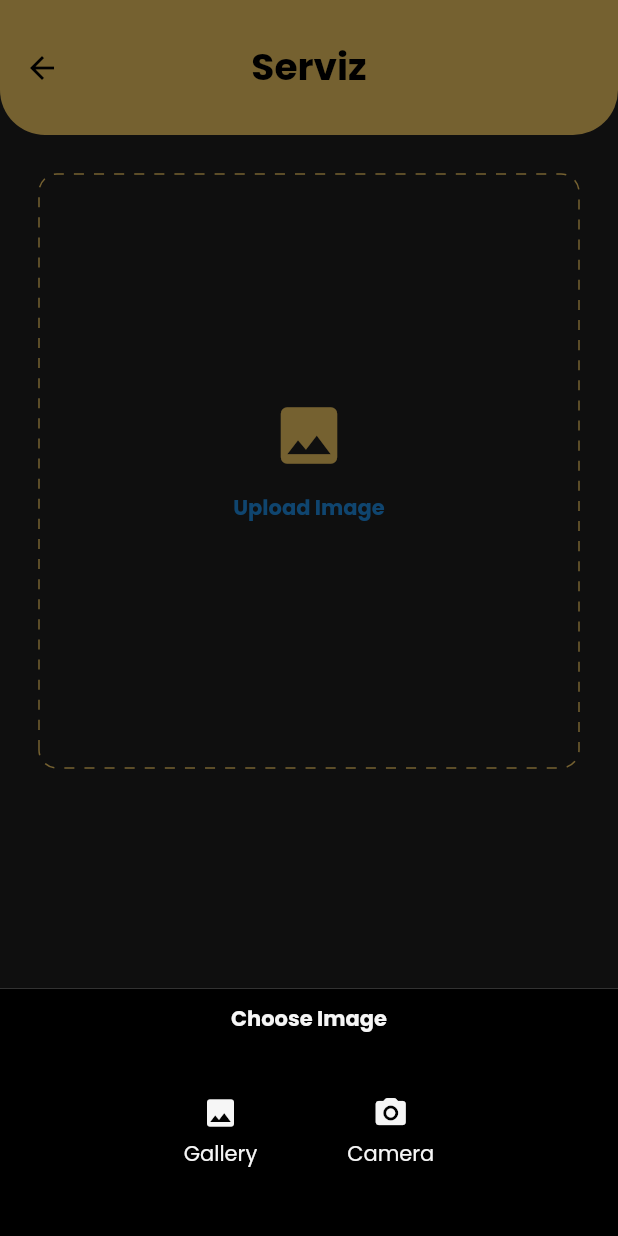
After one commit to jesi318/serviz-old, a Flutter app: the UploadWeekForm screen opened by its route, after a tap on "Upload Image", on a phone screen of 412 x 824 dp. The commit adds this screen. Run offline on Flutter 3.47's test engine with Material 2 defaults, Android fonts, the phone set to English and light mode, and no system bars; drawn by our look-alikes of dotted_border; our stand-ins replace firebase_core, flutter_bounce, get, google_fonts, image_picker, percent_indicator; accounts and stored records are empty.

Commit message:
added upload image widget

```diff
--- /dev/null
+++ b/lib/controllers/imagePicker_controller.dart
@@ -0,0 +1,20 @@
+import 'package:flutter/material.dart';
+import 'package:get/get.dart';
+import 'package:image_picker/image_picker.dart';
+
+class ImagePickerController extends GetxController {
+  var selectedImagePath = ''.obs;
+  var selectedImageSize = ''.obs;
+
+  void getImage(ImageSource imageSource) async {
+    final pickedFile = await ImagePicker().pickImage(source: imageSource);
+    if (pickedFile != null) {
+      selectedImagePath.value = pickedFile.path;
+    } else {
+      Get.snackbar("Error", "No image selected",
+          snackPosition: SnackPosition.BOTTOM,
+          backgroundColor: Colors.black,
+          colorText: Colors.white);
+    }
+  }
+}
--- a/lib/routes.dart
+++ b/lib/routes.dart
@@ -3,6 +3,7 @@ import 'package:serviz/screens/create_group.dart';
 import 'package:serviz/screens/join_group_form.dart';
 import 'package:serviz/screens/create_join_group.dart';
 import 'package:serviz/screens/homepg.dart';
+import 'package:serviz/screens/week_form.dart';
 import 'package:serviz/screens/welcome_screen.dart';
 
 appRoutes() => [
@@ -16,7 +17,8 @@ appRoutes() => [
       ),
       GetPage(name: '/home', page: () => HomePage()),
       GetPage(name: '/joingroupform', page: () => JoinGroupForm()),
-      GetPage(name: '/creategroupform', page: () => CreateGroupScreen())
+      GetPage(name: '/creategroupform', page: () => CreateGroupScreen()),
+      GetPage(name: '/weekform', page: () => UploadWeekForm())
     ];
 
 class MyMiddelware extends GetMiddleware {
--- /dev/null
+++ b/lib/screens/week_form.dart
@@ -0,0 +1,162 @@
+import 'dart:io';
+
+import 'package:dotted_border/dotted_border.dart';
+import 'package:flutter/material.dart';
+import 'package:flutter/src/foundation/key.dart';
+import 'package:flutter/src/widgets/framework.dart';
+import 'package:get/get.dart';
+import 'package:google_fonts/google_fonts.dart';
+import 'package:image_picker/image_picker.dart';
+import 'package:serviz/controllers/imagePicker_controller.dart';
+import 'package:serviz/utils/colors.dart';
+import 'package:serviz/widgets/appbar.dart';
+
+class UploadWeekForm extends StatelessWidget {
+  UploadWeekForm({Key? key}) : super(key: key);
+
+  File? pickedFile;
+  ImagePicker imagePicker = ImagePicker();
+  ImagePickerController imagePickerController =
+      Get.put(ImagePickerController());
+  @override
+  Widget build(BuildContext context) {
+    return Scaffold(
+        appBar: MyBackAppBar(),
+        backgroundColor: AppColors.black_background,
+        body: Column(
+          crossAxisAlignment: CrossAxisAlignment.center,
+          children: [
+            Row(
+              crossAxisAlignment: CrossAxisAlignment.center,
+              children: [
+                Expanded(
+                  child: Padding(
+                    padding: const EdgeInsets.all(18.0),
+                    child: Obx(
+                      () => ImagePickerController().selectedImagePath.value ==
+                              ''
+                          ? Container(
+                              child: dottedBorder(context),
+                              height: MediaQuery.of(context).size.height * 0.5,
+                              width: MediaQuery.of(context).size.width - 80,
+                              decoration: BoxDecoration(
+                                  color: AppColors.black_background,
+                                  borderRadius: BorderRadius.circular(12)))
+                          : Image.file(File(
+                              ImagePickerController().selectedImagePath.value)),
+                    ),
+                  ),
+                )
+              ],
+            )
+          ],
+        ));
+  }
+
+  Widget dottedBorder(BuildContext context) {
+    return Padding(
+        padding: const EdgeInsets.all(8.0),
+        child: DottedBorder(
+          dashPattern: const [6.7],
+          borderType: BorderType.RRect,
+          color: AppColors.yellow_accent,
+          radius: Radius.circular(12),
+          child: Center(
+            child: Column(
+                mainAxisAlignment: MainAxisAlignment.center,
+                crossAxisAlignment: CrossAxisAlignment.center,
+                children: [
+                  Icon(
+                    Icons.image,
+                    color: AppColors.yellow_accent,
+                    size: 50,
+                  ),
+                  TextButton(
+                      onPressed: () {
+                        showModalBottomSheet(
+                            context: context,
+                            builder: ((context) => bottomSheet(context)));
+                      },
+                      child: Text(
+                        "Upload Image",
+                        style: GoogleFonts.poppins(fontWeight: FontWeight.bold),
+                      ))
+                ]),
+          ),
+        ));
+  }
+
+  Widget bottomSheet(BuildContext context) {
+    Size size = MediaQuery.of(context).size;
+    return Container(
+      color: Colors.black,
+      width: double.infinity,
+      height: size.height * 0.2,
+      child: Column(
+        children: [
+          const SizedBox(
+            height: 10,
+          ),
+          Text(
+            "Choose Image",
+            style: GoogleFonts.poppins(
+                color: AppColors.white_text, fontWeight: FontWeight.bold),
+          ),
+          const SizedBox(
+            height: 40,
+          ),
+          Row(
+            mainAxisAlignment: MainAxisAlignment.center,
+            children: [
+              InkWell(
+                child: Column(
+                  children: [
+                    Icon(Icons.image, color: AppColors.white_text),
+                    SizedBox(
+                      height: 5,
+                    ),
+                    Text(
+                      "Gallery",
+                      style: GoogleFonts.poppins(color: AppColors.white_text),
+                    )
+                  ],
+                ),
+                onTap: (() {
+                  ImagePickerController().getImage(ImageSource.gallery);
+                }),
+              ),
+              SizedBox(
+                width: 60,
+              ),
+              InkWell(
+                child: Column(
+                  children: [
+                    Icon(Icons.camera_alt_rounded, color: AppColors.white_text),
+                    SizedBox(
+                      height: 5,
+                    ),
+                    Text(
+                      "Camera",
+                      style: GoogleFonts.poppins(color: AppColors.white_text),
+                    )
+                  ],
+                ),
+                onTap: (() {
+                  ImagePickerController().getImage(ImageSource.camera);
+                }),
+              ),
+            ],
+          )
+        ],
+      ),
+    );
+  }
+
+  // Future<void> takePhoto(ImageSource source) async {
+  //   final pickedImage =
+  //       await imagePicker.pickImage(source: source, imageQuality: 100);
+
+  //   pickedFile = File(pickedImage!.path);
+  //   imagePickerController.setImagePath(pickedFile!.path);
+  // }
+}
--- /dev/null
+++ b/lib/utils/loading_manager.dart
@@ -0,0 +1,28 @@
+import 'package:flutter/material.dart';
+
+class LoadingManager extends StatelessWidget {
+  const LoadingManager({Key? key, required this.isLoading, required this.child})
+      : super(key: key);
+  final bool isLoading;
+  final Widget child;
+  @override
+  Widget build(BuildContext context) {
+    return Stack(
+      children: [
+        child,
+        isLoading
+            ? Container(
+                color: Colors.black.withOpacity(0.7),
+              )
+            : Container(),
+        isLoading
+            ? const Center(
+                child: CircularProgressIndicator(
+                  color: Colors.white,
+                ),
+              )
+            : Container(),
+      ],
+    );
+  }
+}
--- a/lib/widgets/drawer/buildListItem.dart
+++ b/lib/widgets/drawer/buildListItem.dart
@@ -57,6 +57,10 @@ Widget buildListItems(BuildContext context) {
       SizedBox(
         height: 60,
       ),
+      Divider(
+        height: 20,
+        thickness: 2,
+      ),
       ListTile(
         leading: Icon(
           Icons.lightbulb,
@@ -67,7 +71,6 @@ Widget buildListItems(BuildContext context) {
           style: GoogleFonts.poppins(
               fontWeight: FontWeight.normal, color: AppColors.yellow_accent),
         ),
-        onTap: () {},
       ),
       SizedBox(
         height: 30,
--- a/lib/widgets/widget_card.dart
+++ b/lib/widgets/widget_card.dart
@@ -1,6 +1,7 @@
 import 'package:flutter/material.dart';
 import 'package:flutter/src/foundation/key.dart';
 import 'package:flutter/src/widgets/framework.dart';
+import 'package:get/get.dart';
 import 'package:google_fonts/google_fonts.dart';
 
 import '../utils/colors.dart';
@@ -11,7 +12,11 @@ class WidgetCard extends StatelessWidget {
 
   @override
   Widget build(BuildContext context) {
-    return Container(
+    return InkWell(
+      onTap: () {
+        Get.toNamed('/weekform');
+      },
+      child: Container(
         width: MediaQuery.of(context).size.width,
         padding: EdgeInsets.symmetric(horizontal: 10.0, vertical: 5.0),
         child: Card(
@@ -92,6 +97,7 @@ class WidgetCard extends StatelessWidget {
             ),
           ),
         ),
+      ),
     );
   }
 }
--- a/pubspec.yaml
+++ b/pubspec.yaml
@@ -39,6 +39,8 @@ dependencies:
   get: ^4.6.5
   flutter_bounce: ^1.1.0
   percent_indicator: ^4.2.2
+  image_picker: ^0.8.5+3
+  dotted_border: ^2.0.0+2
 
 dev_dependencies:
   flutter_test:
```
Also changed, not shown: pubspec.lock, 1 other file. Lines whose indentation alone changed are shown as unchanged.
